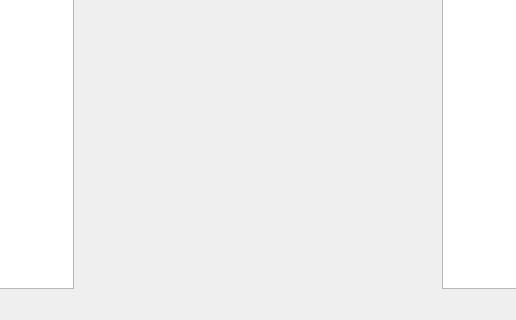
NaturalStupidlty/uni, file 3 semester/OOOPLab2/mainwindow.ui: the form before one commit; both pictures show x 292 to 808 and y 269 to 589 of the 1100 by 589 pixel window.
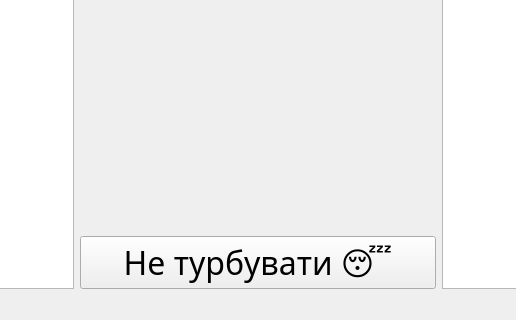
The form after the commit.

```diff
--- a/3 semester/OOOPLab2/mainwindow.ui
+++ b/3 semester/OOOPLab2/mainwindow.ui
@@ -245,6 +245,8 @@
              </layout>
             </item>
             <item>
+             <layout class="QVBoxLayout" name="verticalLayout">
+              <item>
              <widget class="QWidget" name="nearestTimer" native="true">
               <property name="sizePolicy">
                <sizepolicy hsizetype="Preferred" vsizetype="Maximum">
@@ -252,7 +254,44 @@
                 <verstretch>0</verstretch>
                </sizepolicy>
               </property>
-             </widget>
+                <property name="minimumSize">
+                 <size>
+                  <width>0</width>
+                  <height>0</height>
+                 </size>
+                </property>
+               </widget>
+              </item>
+              <item>
+               <spacer name="verticalSpacer_2">
+                <property name="orientation">
+                 <enum>Qt::Vertical</enum>
+                </property>
+                <property name="sizeHint" stdset="0">
+                 <size>
+                  <width>20</width>
+                  <height>40</height>
+                 </size>
+                </property>
+               </spacer>
+              </item>
+              <item>
+               <widget class="QPushButton" name="doNotDisturb">
+                <property name="font">
+                 <font>
+                  <family>Montserrat</family>
+                  <pointsize>24</pointsize>
+                 </font>
+                </property>
+                <property name="text">
+                 <string>Не турбувати 😴</string>
+                </property>
+                <property name="checkable">
+                 <bool>true</bool>
+                </property>
+               </widget>
+              </item>
+             </layout>
             </item>
             <item>
              <layout class="QVBoxLayout" name="regularTimers">
```
Lines whose indentation alone changed are shown as unchanged.
